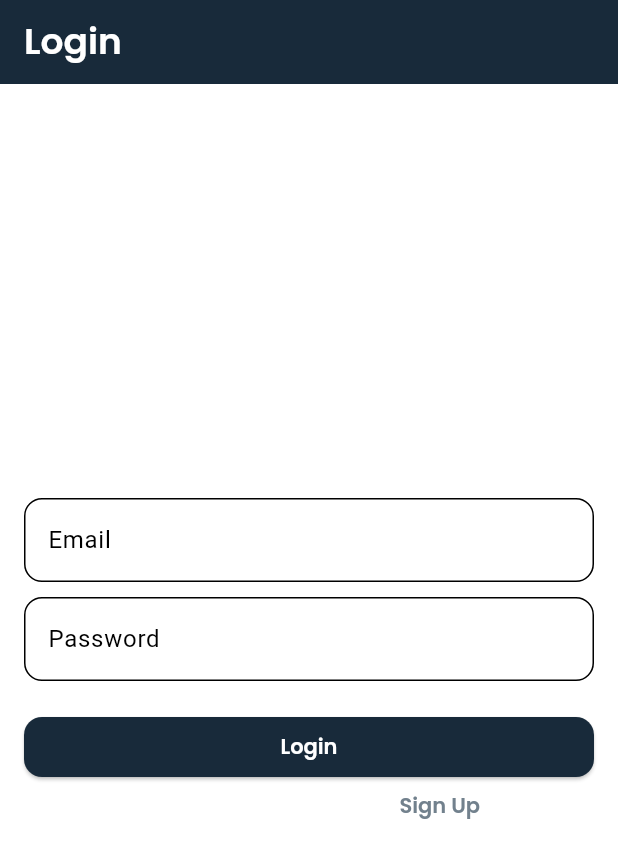
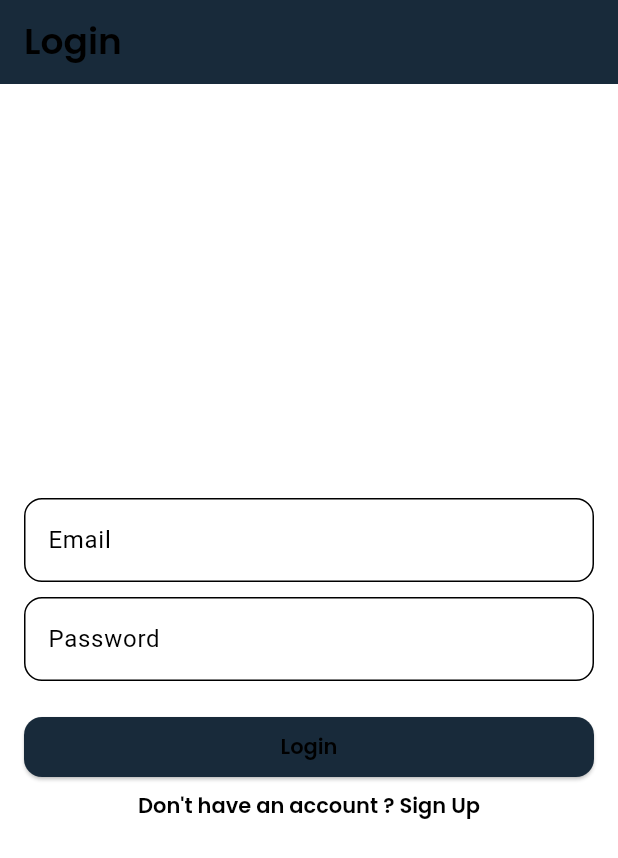
Before and after one commit to HamzaZahid29/raptor, a Flutter app: the screen it shows after launch, on a phone screen of 412 x 824 dp. Shown: the top 858 px of the screen. Run offline on Flutter 3.47's test engine with Material 3 defaults, Android fonts, the phone set to English and light mode, and no system bars; our stand-ins replace firebase_auth, firebase_core, flutter_bloc, fpdart, get_it, go_router and 1 more; accounts and stored records are empty.

Commit message:
made the text styles reactive

```diff
--- a/lib/core/theme/text_styles.dart
+++ b/lib/core/theme/text_styles.dart
@@ -2,63 +2,99 @@ import 'package:flutter/material.dart';
 import 'package:google_fonts/google_fonts.dart';
 
 class AppTextStyles {
-  // Large headline (e.g., AppBar title, large headings)
-  static final TextStyle headlineLarge = GoogleFonts.poppins(
+  static TextStyle headlineLarge(BuildContext context) {
+    return GoogleFonts.poppins(
       fontSize: 32,
       fontWeight: FontWeight.bold,
+      color: Theme.of(context).colorScheme.onBackground,  // Adapts to theme
     );
+  }
 
-  // Medium headline (e.g., Section titles)
-  static final TextStyle headlineMedium = GoogleFonts.poppins(
+  static TextStyle headlineMedium(BuildContext context) {
+    return GoogleFonts.poppins(
       fontSize: 24,
       fontWeight: FontWeight.w600,
+      color: Theme.of(context).colorScheme.onBackground,
     );
+  }
 
-  // Small headline (e.g., smaller section titles)
-  static final TextStyle headlineSmall = GoogleFonts.poppins(
+  static TextStyle headlineSmall(BuildContext context) {
+    return GoogleFonts.poppins(
       fontSize: 20,
       fontWeight: FontWeight.w500,
+      color: Theme.of(context).colorScheme.onBackground,
     );
+  }
 
-  // Title styles (e.g., Card titles)
-  static final TextStyle titleLarge = GoogleFonts.poppins(
+  static TextStyle titleLarge(BuildContext context) {
+    return GoogleFonts.poppins(
       fontSize: 18,
       fontWeight: FontWeight.w600,
+      color: Theme.of(context).colorScheme.onBackground,
     );
-  static final TextStyle titleMedium = GoogleFonts.poppins(
+  }
+
+  static TextStyle titleMedium(BuildContext context) {
+    return GoogleFonts.poppins(
       fontSize: 16,
       fontWeight: FontWeight.w500,
+      color: Theme.of(context).colorScheme.onBackground,
     );
-  static final TextStyle titleSmall = GoogleFonts.poppins(
+  }
+
+  static TextStyle titleSmall(BuildContext context) {
+    return GoogleFonts.poppins(
       fontSize: 14,
       fontWeight: FontWeight.w500,
+      color: Theme.of(context).colorScheme.onBackground,
     );
+  }
 
-  // Body text (general content)
-  static final TextStyle bodyLarge = GoogleFonts.poppins(
+  static TextStyle bodyLarge(BuildContext context) {
+    return GoogleFonts.poppins(
       fontSize: 16,
       fontWeight: FontWeight.normal,
+      color: Theme.of(context).colorScheme.onBackground,
     );
-  static final TextStyle bodyMedium = GoogleFonts.poppins(
+  }
+
+  static TextStyle bodyMedium(BuildContext context) {
+    return GoogleFonts.poppins(
       fontSize: 14,
       fontWeight: FontWeight.normal,
+      color: Theme.of(context).colorScheme.onBackground,
     );
-  static final TextStyle bodySmall = GoogleFonts.poppins(
+  }
+
+  static TextStyle bodySmall(BuildContext context) {
+    return GoogleFonts.poppins(
       fontSize: 12,
       fontWeight: FontWeight.normal,
+      color: Theme.of(context).colorScheme.onBackground,
     );
+  }
 
-  // Label text (e.g., form labels)
-  static final TextStyle labelLarge = GoogleFonts.poppins(
+  static TextStyle labelLarge(BuildContext context) {
+    return GoogleFonts.poppins(
       fontSize: 14,
       fontWeight: FontWeight.w600,
+      color: Theme.of(context).colorScheme.onBackground,
     );
-  static final TextStyle labelMedium = GoogleFonts.poppins(
+  }
+
+  static TextStyle labelMedium(BuildContext context) {
+    return GoogleFonts.poppins(
       fontSize: 12,
       fontWeight: FontWeight.w500,
+      color: Theme.of(context).colorScheme.onBackground,
     );
-  static final TextStyle labelSmall = GoogleFonts.poppins(
+  }
+
+  static TextStyle labelSmall(BuildContext context) {
+    return GoogleFonts.poppins(
       fontSize: 10,
       fontWeight: FontWeight.w400,
+      color: Theme.of(context).colorScheme.onBackground,
     );
   }
+}
--- a/lib/features/auth/presentation/pages/login_screen.dart
+++ b/lib/features/auth/presentation/pages/login_screen.dart
@@ -34,7 +34,7 @@ class _LoginScreenState extends State<LoginScreen> {
   Widget build(BuildContext context) {
     return Scaffold(
       appBar:
-          AppBar(title: Text('Login', style: AppTextStyles.headlineMedium)),
+          AppBar(title: Text('Login', style: AppTextStyles.headlineMedium(context))),
       body: BlocConsumer<AuthBloc, AuthState>(
         listener: (context, state) {
           if (state is AuthFailure) {
@@ -86,7 +86,7 @@ class _LoginScreenState extends State<LoginScreen> {
                                 }
                               },
                               child: Text('Login',
-                                  style: AppTextStyles.labelLarge),
+                                  style: AppTextStyles.labelLarge(context)),
                             ),
                           ),
                         ],
@@ -96,12 +96,11 @@ class _LoginScreenState extends State<LoginScreen> {
                         textAlign: TextAlign.center,
                         text: TextSpan(
                             text: '''Don't have an account ? ''',
-                            style: AppTextStyles.labelLarge,
+                            style: AppTextStyles.labelLarge(context),
                             children: [
                               TextSpan(
                                   text: '''Sign Up''',
-                                  style: AppTextStyles.labelLarge
-                                      .copyWith(color: AppThemes.secondaryColor),
+                                  style: AppTextStyles.labelLarge(context),
                                   recognizer: TapGestureRecognizer()
                                     ..onTap = () {
                                       // Get.toNamed(AppRoutes.signUpScreen);
--- a/lib/features/auth/presentation/pages/signup_screen.dart
+++ b/lib/features/auth/presentation/pages/signup_screen.dart
@@ -33,7 +33,7 @@ class _SignUpScreenState extends State<SignUpScreen> {
   Widget build(BuildContext context) {
     return Scaffold(
       appBar:
-          AppBar(title: Text('Sign Up', style: AppTextStyles.headlineMedium)),
+          AppBar(title: Text('Sign Up', style: AppTextStyles.headlineMedium(context))),
       body: BlocConsumer<AuthBloc, AuthState>(
         listener: (context, state) {
           if (state is AuthFailure) {
@@ -93,7 +93,7 @@ class _SignUpScreenState extends State<SignUpScreen> {
                                 }
                               },
                               child: Text('Sign Up',
-                                  style: AppTextStyles.labelLarge),
+                                  style: AppTextStyles.labelLarge(context)),
                             ),
                           ),
                         ],
--- a/lib/features/home/presentation/pages/home_page.dart
+++ b/lib/features/home/presentation/pages/home_page.dart
@@ -36,9 +36,7 @@ class HomePage extends StatelessWidget {
                 children: [
                   Text(
                     'Additional Information',
-                    style:AppTextStyles.headlineSmall.copyWith(
-                      color: Colors.white
-                    ),
+                    style:AppTextStyles.headlineSmall(context)
                   ),
                   SizedBox(height: 10), // Add some spacing if needed
                 ],
```
Lines whose indentation alone changed are shown as unchanged.
